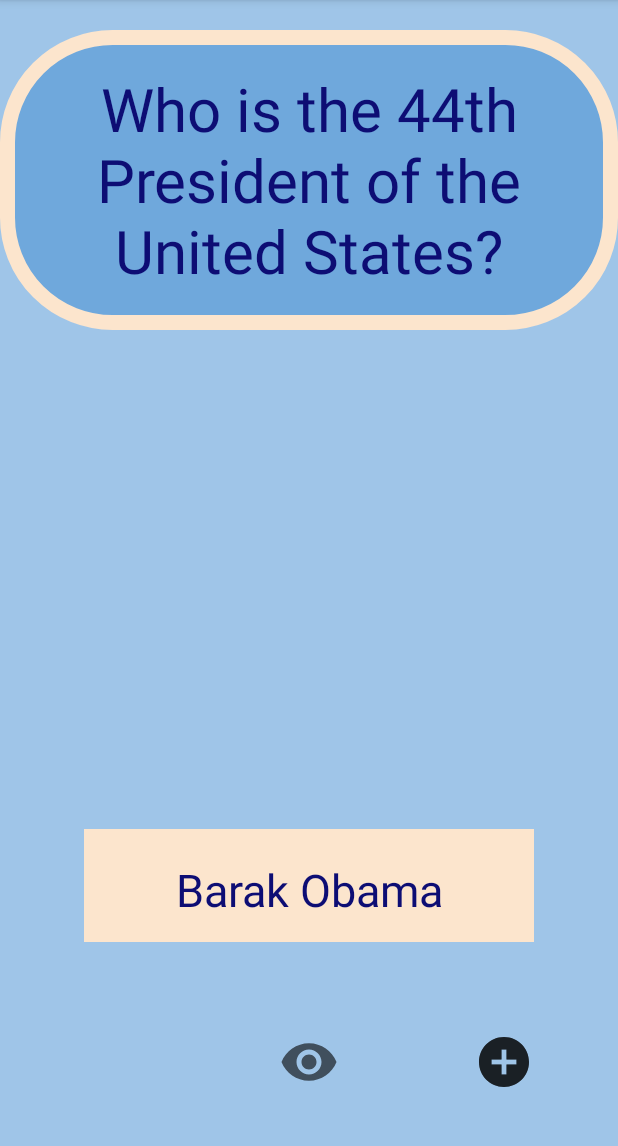
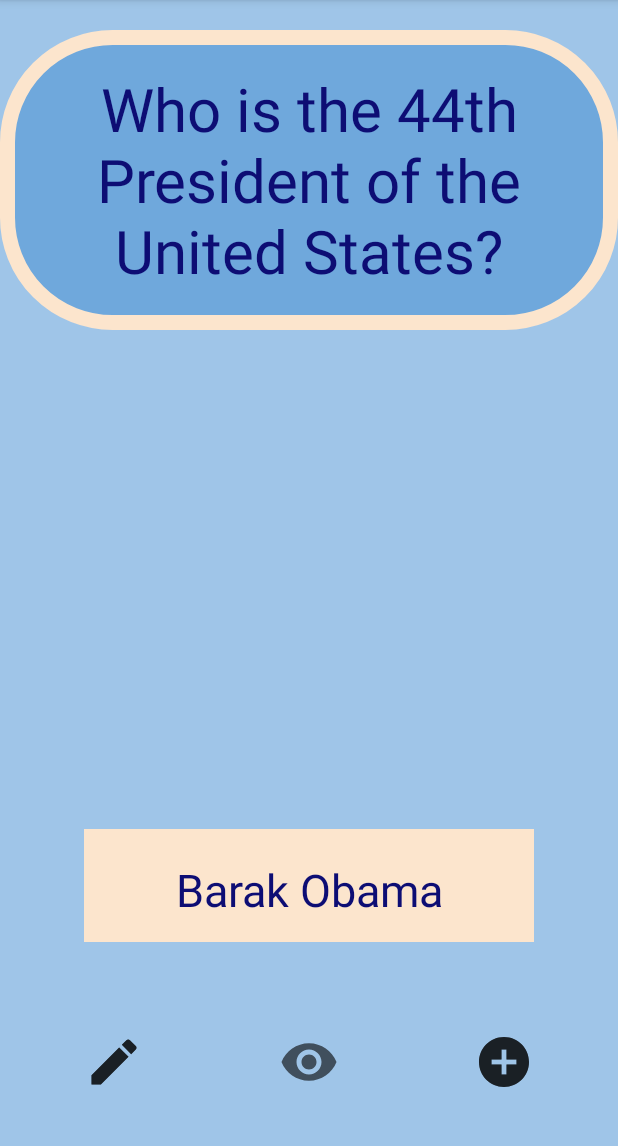
Before and after one commit to antmut/Flashcard_app, an Android app: the screen it shows after launch (MainActivity), after a tap on an icon or button, on a phone screen of 412 x 824 dp, the part 84-1230 px from its top. Run offline under Robolectric (Android 15) with nearby library versions, the phone set to English and light mode, and no system bars.

Commit message:
some optional added
A few optional features and customization added

```diff
--- a/app/src/main/java/com/example/flashcard/MainActivity.java
+++ b/app/src/main/java/com/example/flashcard/MainActivity.java
@@ -1,13 +1,17 @@
 package com.example.flashcard;
 import androidx.appcompat.app.AppCompatActivity;
 
+import android.app.Activity;
 import android.content.Intent;
 import android.os.Bundle;
 import android.util.Log;
 import android.view.View;
+import android.widget.EditText;
 import android.widget.ImageView;
 import android.widget.TextView;
 import android.widget.Toast;
+
+import org.w3c.dom.Text;
 
 public class MainActivity extends AppCompatActivity {
 
@@ -31,12 +35,11 @@ public class MainActivity extends AppCompatActivity {
         eyeVisible = findViewById(R.id.ic_eye_visible);
         eyeInvisible = findViewById(R.id.ic_eye_invisible);
 
-
-        //I clicked the question
+        //Toast message if clicked the question
         flashcardQuestion.setOnClickListener(new View.OnClickListener() {
             @Override
             public void onClick(View view) {
-                Toast.makeText(MainActivity.this, "I clicked the question", Toast.LENGTH_SHORT).show();
+                Toast.makeText(MainActivity.this, "Question was clicked", Toast.LENGTH_SHORT).show();
                 Log.i("Toni", "Entered method onClick");
             }
         });
@@ -101,18 +104,29 @@ public class MainActivity extends AppCompatActivity {
             }
         });
 
-        // Creating new intent
+        // User can press add button and navigate to a new activity
         findViewById(R.id.ic_add).setOnClickListener(new View.OnClickListener() {
             @Override
             public void onClick(View view) {
                 Intent intent = new Intent(MainActivity.this, AddCardActivity.class);
                 MainActivity.this.startActivityForResult(intent, 100);
+            }
+        });
 
+        // User can press edit button and navigate to AddCardActivity
+        findViewById(R.id.ic_edit).setOnClickListener(new View.OnClickListener() {
+            @Override
+            public void onClick(View view) {
+                Intent intent = new Intent(MainActivity.this, AddCardActivity.class);
+                String str1 = ((TextView) findViewById(R.id.flashcard_question)).getText().toString();
+                String str2 = ((TextView) findViewById(R.id.flashcard_answer3)).getText().toString();
+                intent.putExtra("Question", str1);
+                intent.putExtra("Answer", str2);
+                MainActivity.this.startActivityForResult(intent, 100);
             }
         });
     }
-
-        // get data passed from AddCardActivity
+        // get data passed from download button AddCardActivity
         @Override
         protected void onActivityResult(int requestCode, int resultCode, Intent data) {
             super.onActivityResult(requestCode, resultCode, data);
--- /dev/null
+++ b/app/src/main/res/drawable/ic_edit.xml
@@ -0,0 +1,5 @@
+<vector android:autoMirrored="true" android:height="50dp"
+    android:tint="?attr/colorControlNormal" android:viewportHeight="24"
+    android:viewportWidth="24" android:width="50dp" xmlns:android="http://schemas.android.com/apk/res/android">
+    <path android:fillColor="@android:color/white" android:pathData="M3,17.25V21h3.75L17.81,9.94l-3.75,-3.75L3,17.25zM20.71,7.04c0.39,-0.39 0.39,-1.02 0,-1.41l-2.34,-2.34c-0.39,-0.39 -1.02,-0.39 -1.41,0l-1.83,1.83 3.75,3.75 1.83,-1.83z"/>
+</vector>
--- a/app/src/main/res/layout/activity_main.xml
+++ b/app/src/main/res/layout/activity_main.xml
@@ -97,4 +97,17 @@
         android:background="@drawable/ic_add"
         android:src="@drawable/ic_add"
         android:textColor="#bcbcbc" />
+
+    <ImageView
+        android:id="@+id/ic_edit"
+        android:layout_width="40dp"
+        android:layout_height="40dp"
+        android:layout_alignLeft="@id/flashcard_answer3"
+        android:layout_alignParentBottom="true"
+        android:layout_centerHorizontal="true"
+        android:layout_marginBottom="40dp"
+        android:background="@drawable/ic_edit"
+        android:src="@drawable/ic_edit"
+        android:textColor="#bcbcbc" />
+
 </RelativeLayout>
```
Also changed, not shown: app/src/main/java/com/example/flashcard/AddCardActivity.java (+36 -7 lines), 1 other file.
